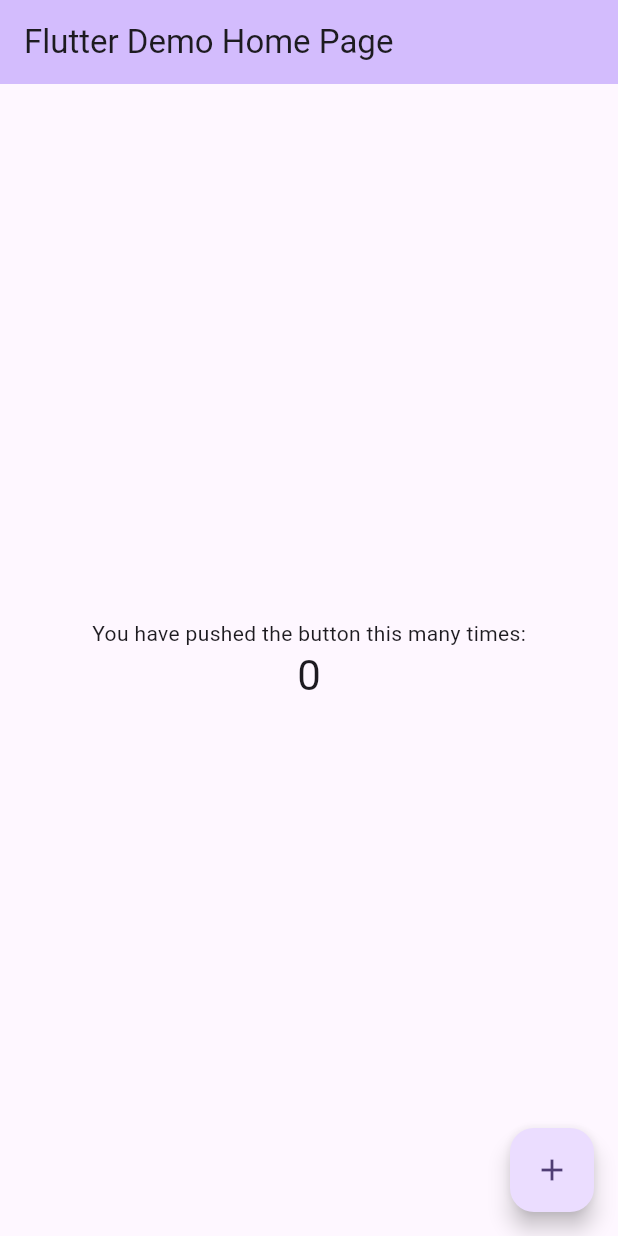
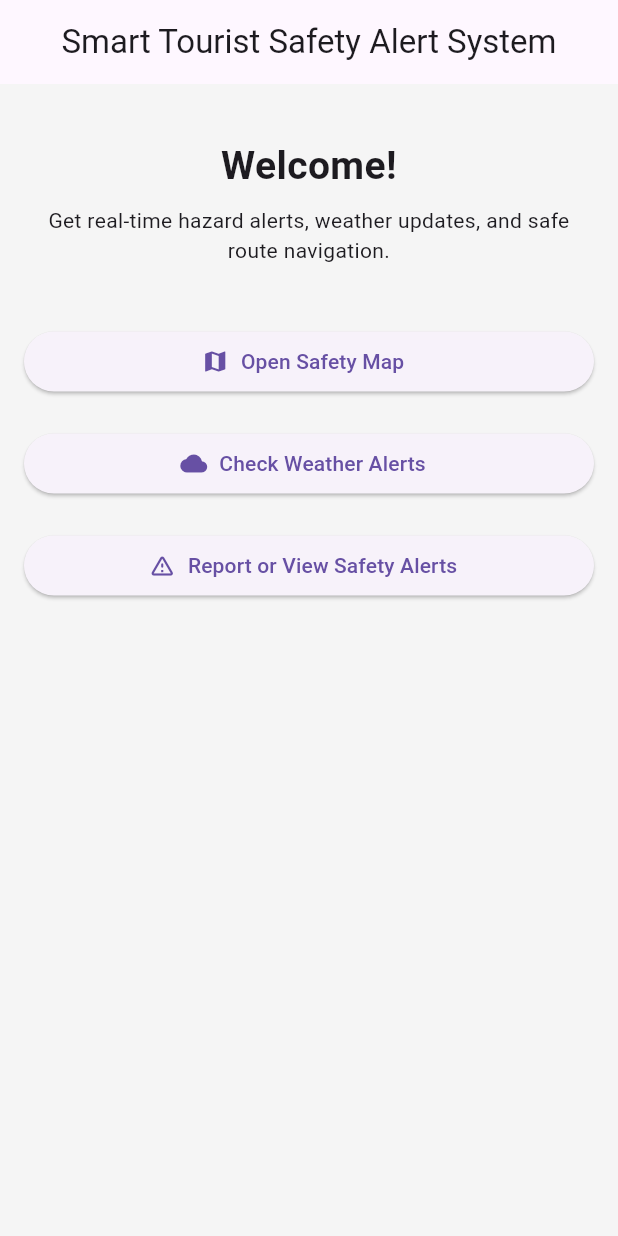
Before and after one commit to RAGASUDHA-B/smart-tourist-safety-alert, a Flutter app: the screen it shows after launch, on a phone screen of 412 x 824 dp. Run offline on Flutter 3.47's test engine with Material 3 defaults, Android fonts, the phone set to English and light mode, and no system bars.

Commit message:
added map and weather features

```diff
--- a/app/lib/main.dart
+++ b/app/lib/main.dart
@@ -1,122 +1,175 @@
 import 'package:flutter/material.dart';
+import 'dart:convert';
+import 'package:http/http.dart' as http;
 
 void main() {
-  runApp(const MyApp());
+  runApp(const SmartTouristSafetyApp());
 }
 
-class MyApp extends StatelessWidget {
-  const MyApp({super.key});
+class SmartTouristSafetyApp extends StatelessWidget {
+  const SmartTouristSafetyApp({super.key});
 
-  // This widget is the root of your application.
   @override
   Widget build(BuildContext context) {
     return MaterialApp(
-      title: 'Flutter Demo',
+      title: 'Smart Tourist Safety Alert System',
+      debugShowCheckedModeBanner: false,
       theme: ThemeData(
-        // This is the theme of your application.
-        //
-        // TRY THIS: Try running your application with "flutter run". You'll see
-        // the application has a purple toolbar. Then, without quitting the app,
-        // try changing the seedColor in the colorScheme below to Colors.green
-        // and then invoke "hot reload" (save your changes or press the "hot
-        // reload" button in a Flutter-supported IDE, or press "r" if you used
-        // the command line to start the app).
-        //
-        // Notice that the counter didn't reset back to zero; the application
-        // state is not lost during the reload. To reset the state, use hot
-        // restart instead.
-        //
-        // This works for code too, not just values: Most code changes can be
-        // tested with just a hot reload.
-        colorScheme: ColorScheme.fromSeed(seedColor: Colors.deepPurple),
+        primarySwatch: Colors.teal,
+        scaffoldBackgroundColor: Colors.grey[100],
       ),
-      home: const MyHomePage(title: 'Flutter Demo Home Page'),
+      home: const HomeScreen(),
     );
   }
 }
 
-class MyHomePage extends StatefulWidget {
-  const MyHomePage({super.key, required this.title});
-
-  // This widget is the home page of your application. It is stateful, meaning
-  // that it has a State object (defined below) that contains fields that affect
-  // how it looks.
-
-  // This class is the configuration for the state. It holds the values (in this
-  // case the title) provided by the parent (in this case the App widget) and
-  // used by the build method of the State. Fields in a Widget subclass are
-  // always marked "final".
-
-  final String title;
+class HomeScreen extends StatelessWidget {
+  const HomeScreen({super.key});
 
   @override
-  State<MyHomePage> createState() => _MyHomePageState();
+  Widget build(BuildContext context) {
+    return Scaffold(
+      appBar: AppBar(
+        title: const Text('Smart Tourist Safety Alert System'),
+        centerTitle: true,
+      ),
+      body: Padding(
+        padding: const EdgeInsets.all(16.0),
+        child: Column(
+          crossAxisAlignment: CrossAxisAlignment.stretch,
+          children: [
+            const SizedBox(height: 20),
+            const Text(
+              'Welcome!',
+              style: TextStyle(fontSize: 26, fontWeight: FontWeight.bold),
+              textAlign: TextAlign.center,
+            ),
+            const SizedBox(height: 8),
+            const Text(
+              'Get real-time hazard alerts, weather updates, and safe route navigation.',
+              textAlign: TextAlign.center,
+            ),
+            const SizedBox(height: 40),
+
+            // Map screen button
+            ElevatedButton.icon(
+              icon: const Icon(Icons.map),
+              label: const Text('Open Safety Map'),
+              onPressed: () {
+                Navigator.push(
+                  context,
+                  MaterialPageRoute(builder: (context) => const MapScreen()),
+                );
+              },
+            ),
+            const SizedBox(height: 20),
+
+            // Weather screen button
+            ElevatedButton.icon(
+              icon: const Icon(Icons.cloud),
+              label: const Text('Check Weather Alerts'),
+              onPressed: () {
+                Navigator.push(
+                  context,
+                  MaterialPageRoute(builder: (context) => const WeatherScreen()),
+                );
+              },
+            ),
+            const SizedBox(height: 20),
+
+            // Report hazard screen button
+            ElevatedButton.icon(
+              icon: const Icon(Icons.warning_amber_rounded),
+              label: const Text('Report or View Safety Alerts'),
+              onPressed: () {
+                Navigator.push(
+                  context,
+                  MaterialPageRoute(builder: (context) => const ReportScreen()),
+                );
+              },
+            ),
+          ],
+        ),
+      ),
+    );
+  }
 }
 
-class _MyHomePageState extends State<MyHomePage> {
-  int _counter = 0;
+class MapScreen extends StatelessWidget {
+  const MapScreen({super.key});
 
-  void _incrementCounter() {
-    setState(() {
-      // This call to setState tells the Flutter framework that something has
-      // changed in this State, which causes it to rerun the build method below
-      // so that the display can reflect the updated values. If we changed
-      // _counter without calling setState(), then the build method would not be
-      // called again, and so nothing would appear to happen.
-      _counter++;
-    });
+  @override
+  Widget build(BuildContext context) {
+    return Scaffold(
+      appBar: AppBar(title: const Text('Safety Map')),
+      body: const Center(
+        child: Text(
+          '🗺️ Map with hazard zones will appear here.',
+          style: TextStyle(fontSize: 18),
+        ),
+      ),
+    );
+  }
+}
+
+
+class WeatherScreen extends StatefulWidget {
+  const WeatherScreen({super.key});
+
+  @override
+  State<WeatherScreen> createState() => _WeatherScreenState();
+}
+
+class _WeatherScreenState extends State<WeatherScreen> {
+  String weather = "Loading...";
+  final String apiKey = "1b5be94ed2f7de6b80fc7f58524dac06";
+  final double lat = 9.9252; // Example: Madurai
+  final double lon = 78.1198;
+
+  @override
+  void initState() {
+    super.initState();
+    getWeather();
+  }
+
+  Future<void> getWeather() async {
+    final url = Uri.parse(
+        'https://api.openweathermap.org/data/2.5/weather?lat=$lat&lon=$lon&appid=$apiKey&units=metric');
+    final response = await http.get(url);
+    if (response.statusCode == 200) {
+      final data = json.decode(response.body);
+      setState(() {
+        weather =
+            "${data['weather'][0]['main']} | ${data['main']['temp']}°C in ${data['name']}";
+      });
+    } else {
+      setState(() => weather = "Unable to load weather data");
+    }
   }
 
   @override
   Widget build(BuildContext context) {
-    // This method is rerun every time setState is called, for instance as done
-    // by the _incrementCounter method above.
-    //
-    // The Flutter framework has been optimized to make rerunning build methods
-    // fast, so that you can just rebuild anything that needs updating rather
-    // than having to individually change instances of widgets.
     return Scaffold(
-      appBar: AppBar(
-        // TRY THIS: Try changing the color here to a specific color (to
-        // Colors.amber, perhaps?) and trigger a hot reload to see the AppBar
-        // change color while the other colors stay the same.
-        backgroundColor: Theme.of(context).colorScheme.inversePrimary,
-        // Here we take the value from the MyHomePage object that was created by
-        // the App.build method, and use it to set our appbar title.
-        title: Text(widget.title),
-      ),
-      body: Center(
-        // Center is a layout widget. It takes a single child and positions it
-        // in the middle of the parent.
-        child: Column(
-          // Column is also a layout widget. It takes a list of children and
-          // arranges them vertically. By default, it sizes itself to fit its
-          // children horizontally, and tries to be as tall as its parent.
-          //
-          // Column has various properties to control how it sizes itself and
-          // how it positions its children. Here we use mainAxisAlignment to
-          // center the children vertically; the main axis here is the vertical
-          // axis because Columns are vertical (the cross axis would be
-          // horizontal).
-          //
-          // TRY THIS: Invoke "debug painting" (choose the "Toggle Debug Paint"
-          // action in the IDE, or press "p" in the console), to see the
-          // wireframe for each widget.
-          mainAxisAlignment: MainAxisAlignment.center,
-          children: <Widget>[
-            const Text('You have pushed the button this many times:'),
-            Text(
-              '$_counter',
-              style: Theme.of(context).textTheme.headlineMedium,
-            ),
-          ],
-        ),
-      ),
-      floatingActionButton: FloatingActionButton(
-        onPressed: _incrementCounter,
-        tooltip: 'Increment',
-        child: const Icon(Icons.add),
-      ), // This trailing comma makes auto-formatting nicer for build methods.
+      appBar: AppBar(title: const Text('Weather Alerts')),
+      body: Center(child: Text(weather, style: const TextStyle(fontSize: 18))),
     );
   }
 }
+
+
+class ReportScreen extends StatelessWidget {
+  const ReportScreen({super.key});
+
+  @override
+  Widget build(BuildContext context) {
+    return Scaffold(
+      appBar: AppBar(title: const Text('Safety Reports & Alerts')),
+      body: const Center(
+        child: Text(
+          '🚨 Users can report hazards and see nearby alerts here.',
+          style: TextStyle(fontSize: 18),
+        ),
+      ),
+    );
+  }
+}
--- a/app/pubspec.yaml
+++ b/app/pubspec.yaml
@@ -28,6 +28,8 @@ environment:
 # the latest version available on pub.dev. To see which dependencies have newer
 # versions available, run `flutter pub outdated`.
 dependencies:
+  google_maps_flutter: ^2.7.0
+
   flutter:
     sdk: flutter
 
```
Also changed, not shown: app/pubspec.lock.
